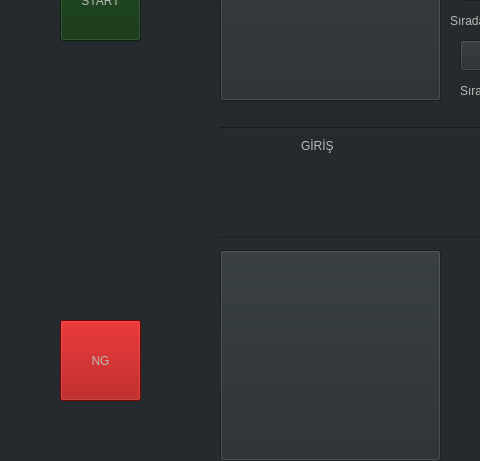
This is automotion_gui.ui in QuAS-Robotic/quatomation as Qt 5 draws it before an edit; both pictures show x 0 to 480 and y 189 to 650 of the 1269 by 745 pixel window. The edited form follows.
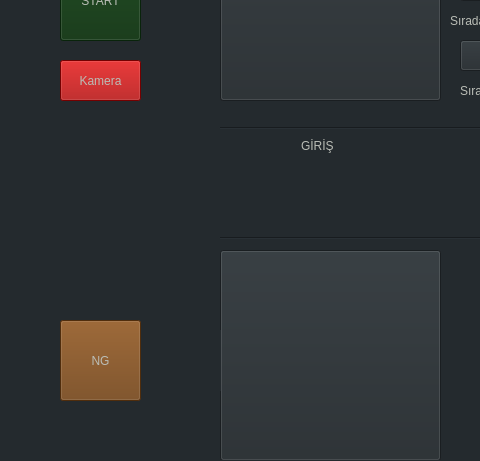
This is the edited form. Icons and pictures are not drawn.

What changed in the file:
```diff
--- a/automotion_gui.ui
+++ b/automotion_gui.ui
@@ -295,7 +295,7 @@
      </rect>
     </property>
     <property name="styleSheet">
-     <string notr="true">background-color: rgb(164, 0, 0);
+     <string notr="true">background-color: rgb(112, 63, 17);
 font: 25 14pt &quot;URW Bookman&quot;;</string>
     </property>
     <property name="text">
@@ -662,6 +662,50 @@
      <bool>true</bool>
     </property>
    </widget>
+   <widget class="QPushButton" name="camera_settings_btn">
+    <property name="geometry">
+     <rect>
+      <x>60</x>
+      <y>230</y>
+      <width>81</width>
+      <height>41</height>
+     </rect>
+    </property>
+    <property name="styleSheet">
+     <string notr="true">background-color: rgb(164, 0, 0);</string>
+    </property>
+    <property name="text">
+     <string>Kamera</string>
+    </property>
+    <property name="iconSize">
+     <size>
+      <width>60</width>
+      <height>60</height>
+     </size>
+    </property>
+    <property name="flat">
+     <bool>false</bool>
+    </property>
+   </widget>
+   <widget class="QLabel" name="label_17">
+    <property name="geometry">
+     <rect>
+      <x>150</x>
+      <y>230</y>
+      <width>61</width>
+      <height>41</height>
+     </rect>
+    </property>
+    <property name="text">
+     <string/>
+    </property>
+    <property name="pixmap">
+     <pixmap resource="../qimplementor/gui/resources/toolbar.qrc">:/automotion_icons/pics/Arrow_right.png</pixmap>
+    </property>
+    <property name="scaledContents">
+     <bool>true</bool>
+    </property>
+   </widget>
    <zorder>label_9</zorder>
    <zorder>label_7</zorder>
    <zorder>label_4</zorder>
```
Left out of the diff: 2 changed lines with no effect on the pictures.
